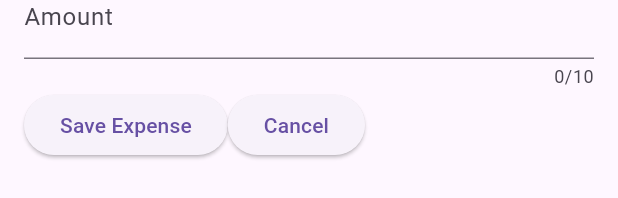
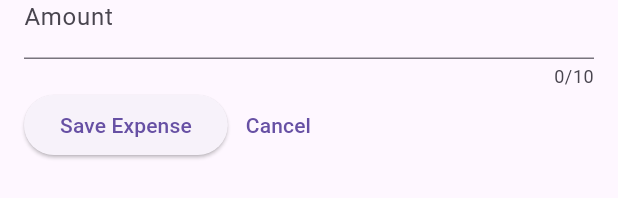
Before and after one commit to ashmit0073/expense_tracker, a Flutter app: the NewExpense widget shown alone on an empty page, opened directly, on a phone screen of 412 x 824 dp. Shown: the part 163-361 px from the top of the screen. Run offline on Flutter 3.47's test engine with Material 3 defaults, Android fonts, the phone set to English and light mode, and no system bars.

Commit message:
Add Prefix Text to Amount Text Field

```diff
--- a/lib/widgets/new_expense.dart
+++ b/lib/widgets/new_expense.dart
@@ -35,7 +35,10 @@ class _NewExpenseState extends State<NewExpense> {
             controller: _amountController,
             keyboardType: TextInputType.number,
             maxLength: 10,
-            decoration: const InputDecoration(label: Text('Amount')),
+            decoration: const InputDecoration(
+              prefixText: '₹ ',
+              label: Text('Amount'),
+            ),
           ),
 
           Row(
@@ -46,12 +49,7 @@ class _NewExpenseState extends State<NewExpense> {
                 },
                 child: const Text('Save Expense'),
               ),
-              ElevatedButton(
-                onPressed: () {
-
-                },
-                child: const Text('Cancel'),
-              ),
+              TextButton(onPressed: () {}, child: const Text('Cancel')),
             ],
           ),
         ],
```
